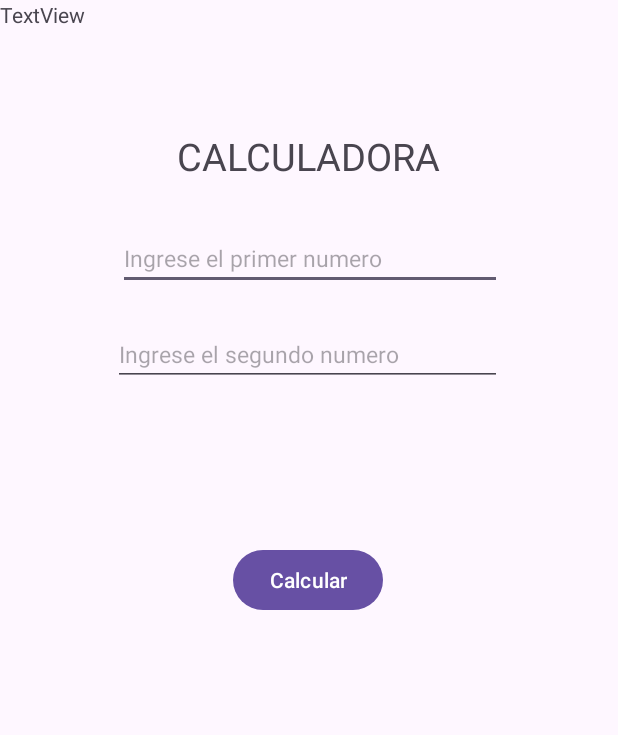
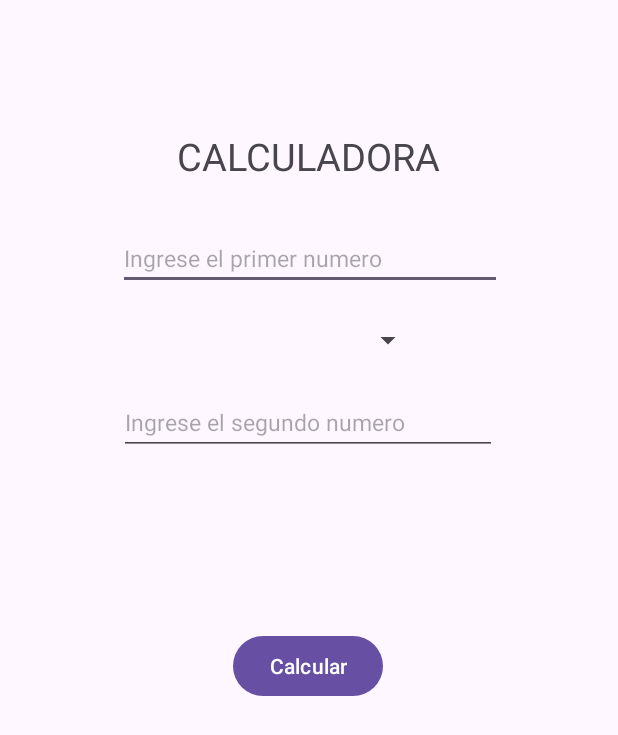
Before and after one commit to khrixtar-dev/ProyectoAndroid, an Android app: the MainActivity4 screen opened directly, with no data from a screen before it, on a phone screen of 412 x 824 dp. Shown: the top 735 px of the screen. Run offline under Robolectric (Android 15) with nearby library versions, the phone set to English and light mode, and no system bars.

Commit message:
Creacion de calculadora trucha2

```diff
--- a/app/src/main/java/com/example/proyectobase/MainActivity4.kt
+++ b/app/src/main/java/com/example/proyectobase/MainActivity4.kt
@@ -3,11 +3,15 @@ package com.example.proyectobase
 import android.os.Bundle
 import android.widget.Button
 import android.widget.EditText
+import android.widget.Spinner
 import android.widget.TextView
 import androidx.activity.enableEdgeToEdge
 import androidx.appcompat.app.AppCompatActivity
 import androidx.core.view.ViewCompat
 import androidx.core.view.WindowInsetsCompat
+
+//Import del package custom llamado utils
+import com.example.proyectobase.utils.OpMatematicas
 
 class MainActivity4 : AppCompatActivity() {
     override fun onCreate(savedInstanceState: Bundle?) {
@@ -16,12 +20,20 @@ class MainActivity4 : AppCompatActivity() {
         setContentView(R.layout.activity_main4)
 
         val txTituloCalculadora : TextView = findViewById(R.id.txTituloCalculadora)
-        var edNumero1 : EditText = findViewById(R.id.edNumero1)
-        var edNumero2 : EditText = findViewById(R.id.edNumero2)
-        var txTextView : TextView =findViewById(R.id.txTextView)
-
+        val edNumero1 : EditText = findViewById(R.id.edNumero1)
+        val edNumero2 : EditText = findViewById(R.id.edNumero2)
+        val txResultado : TextView =findViewById(R.id.txResultado)
+        var spSeleccionarOperacion : Spinner = findViewById(R.id.spSeleccionarOperacion)
         val btnCalcular : Button = findViewById(R.id.btnCalcular)
 
+        btnCalcular.setOnClickListener {
+            var calcN1 : Int = edNumero1.text.toString().toIntOrNull()?:0
+            var calcN2 : Int = edNumero2.text.toString().toIntOrNull()?:0
+
+            var resultadoOP : Int = OpMatematicas.sumar(calcN1,calcN2)
+
+            txResultado.text = resultadoOP.toString()
+        }
 
 
         ViewCompat.setOnApplyWindowInsetsListener(findViewById(R.id.main)) { v, insets ->
--- /dev/null
+++ b/app/src/main/java/com/example/proyectobase/utils/OpMatematicas.kt
@@ -0,0 +1,22 @@
+package com.example.proyectobase.utils
+
+object OpMatematicas {
+    // En python es def, aqui es fun, y al ingresarle variables n1 y n2 hay que definirles el
+    // tipo de dato y el Int que va solo es el tipo de dato del resultado
+
+    fun sumar(n1:Int, n2:Int) : Int{
+        return n1 + n2
+    }
+
+    fun restar(n1:Int, n2:Int) : Int{
+        return n1 - n2
+    }
+
+    fun multiplicar(n1:Int, n2:Int) : Int{
+        return n1 * n2
+    }
+
+    fun dividir(n1:Int, n2:Int) : Int{
+        return n1 / n2
+    }
+}
--- a/app/src/main/res/layout/activity_main4.xml
+++ b/app/src/main/res/layout/activity_main4.xml
@@ -22,30 +22,33 @@
         app:layout_constraintTop_toTopOf="parent"
         app:layout_constraintVertical_bias="0.196" />
 
+
     <EditText
         android:id="@+id/edNumero2"
-        android:layout_width="259dp"
-        android:layout_height="41dp"
+        android:layout_width="252dp"
+        android:layout_height="43dp"
         android:ems="10"
         android:hint="Ingrese el segundo numero "
         android:inputType="number"
         android:textSize="15dp"
         app:layout_constraintBottom_toBottomOf="parent"
         app:layout_constraintEnd_toEndOf="parent"
-        app:layout_constraintHorizontal_bias="0.493"
+        app:layout_constraintHorizontal_bias="0.496"
         app:layout_constraintStart_toStartOf="parent"
         app:layout_constraintTop_toTopOf="parent"
-        app:layout_constraintVertical_bias="0.276" />
+        app:layout_constraintVertical_bias="0.333" />
 
     <TextView
-        android:id="@+id/txTextView"
-        android:layout_width="wrap_content"
-        android:layout_height="wrap_content"
-        android:hint="40dp"
-        android:text="TextView"
-        tools:layout_editor_absoluteX="174dp"
-        tools:layout_editor_absoluteY="256dp" />
-
+        android:id="@+id/txResultado"
+        android:layout_width="119dp"
+        android:layout_height="63dp"
+        android:textAlignment="center"
+        android:textSize="40dp"
+        app:layout_constraintBottom_toBottomOf="parent"
+        app:layout_constraintEnd_toEndOf="parent"
+        app:layout_constraintStart_toStartOf="parent"
+        app:layout_constraintTop_toTopOf="parent"
+        app:layout_constraintVertical_bias="0.44" />
 
     <Button
         android:id="@+id/btnCalcular"
@@ -57,7 +60,7 @@
         app:layout_constraintHorizontal_bias="0.498"
         app:layout_constraintStart_toStartOf="parent"
         app:layout_constraintTop_toTopOf="parent"
-        app:layout_constraintVertical_bias="0.467" />
+        app:layout_constraintVertical_bias="0.541" />
 
     <TextView
         android:id="@+id/txTituloCalculadora"
@@ -70,4 +73,16 @@
         app:layout_constraintStart_toStartOf="parent"
         app:layout_constraintTop_toTopOf="parent"
         app:layout_constraintVertical_bias="0.11" />
+
+    <Spinner
+        android:id="@+id/spSeleccionarOperacion"
+        android:layout_width="153dp"
+        android:layout_height="39dp"
+
+        app:layout_constraintBottom_toBottomOf="parent"
+        app:layout_constraintEnd_toEndOf="parent"
+        app:layout_constraintStart_toStartOf="parent"
+        app:layout_constraintTop_toTopOf="parent"
+        app:layout_constraintVertical_bias="0.264" />
+
 </androidx.constraintlayout.widget.ConstraintLayout>
```
